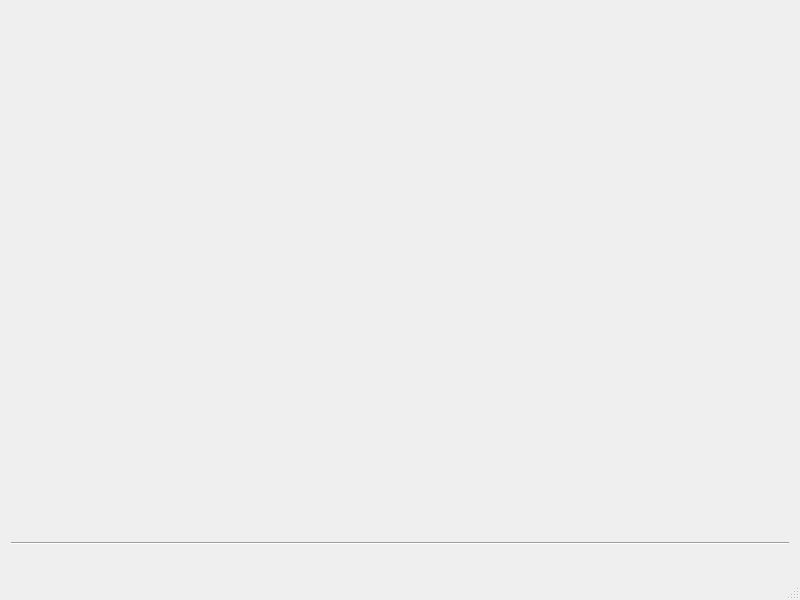
Qt form mainwindow.ui (bjhok/mytest) before a commit.
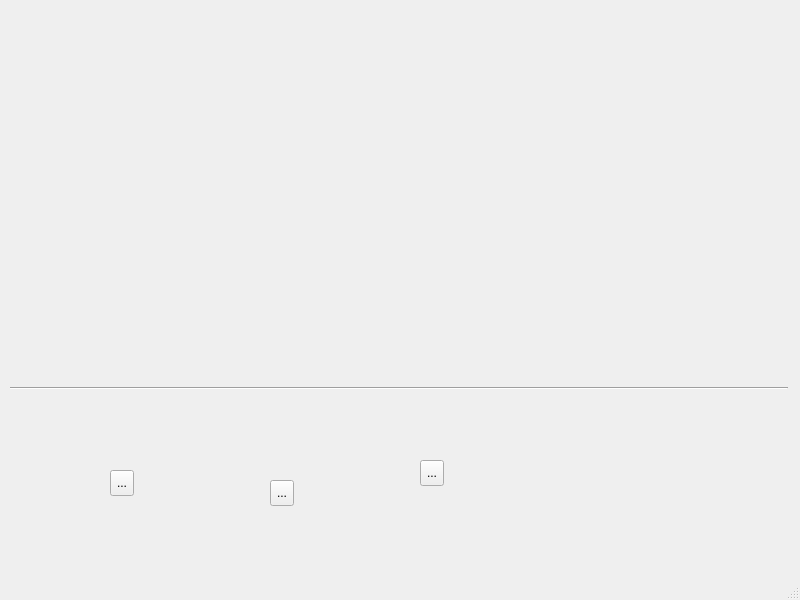
The same form after that commit.

Patch:
```diff
--- a/mainwindow.ui
+++ b/mainwindow.ui
@@ -28,8 +28,8 @@
    <widget class="Line" name="line">
     <property name="geometry">
      <rect>
-      <x>11</x>
-      <y>535</y>
+      <x>10</x>
+      <y>380</y>
       <width>778</width>
       <height>16</height>
      </rect>
@@ -38,6 +38,45 @@
      <enum>Qt::Horizontal</enum>
     </property>
    </widget>
+   <widget class="QToolButton" name="toolButton">
+    <property name="geometry">
+     <rect>
+      <x>110</x>
+      <y>470</y>
+      <width>24</width>
+      <height>26</height>
+     </rect>
+    </property>
+    <property name="text">
+     <string>...</string>
+    </property>
+   </widget>
+   <widget class="QToolButton" name="toolButton_2">
+    <property name="geometry">
+     <rect>
+      <x>270</x>
+      <y>480</y>
+      <width>24</width>
+      <height>26</height>
+     </rect>
+    </property>
+    <property name="text">
+     <string>...</string>
+    </property>
+   </widget>
+   <widget class="QToolButton" name="toolButton_3">
+    <property name="geometry">
+     <rect>
+      <x>420</x>
+      <y>460</y>
+      <width>24</width>
+      <height>26</height>
+     </rect>
+    </property>
+    <property name="text">
+     <string>...</string>
+    </property>
+   </widget>
   </widget>
   <widget class="QMenuBar" name="menubar">
    <property name="geometry">
```
